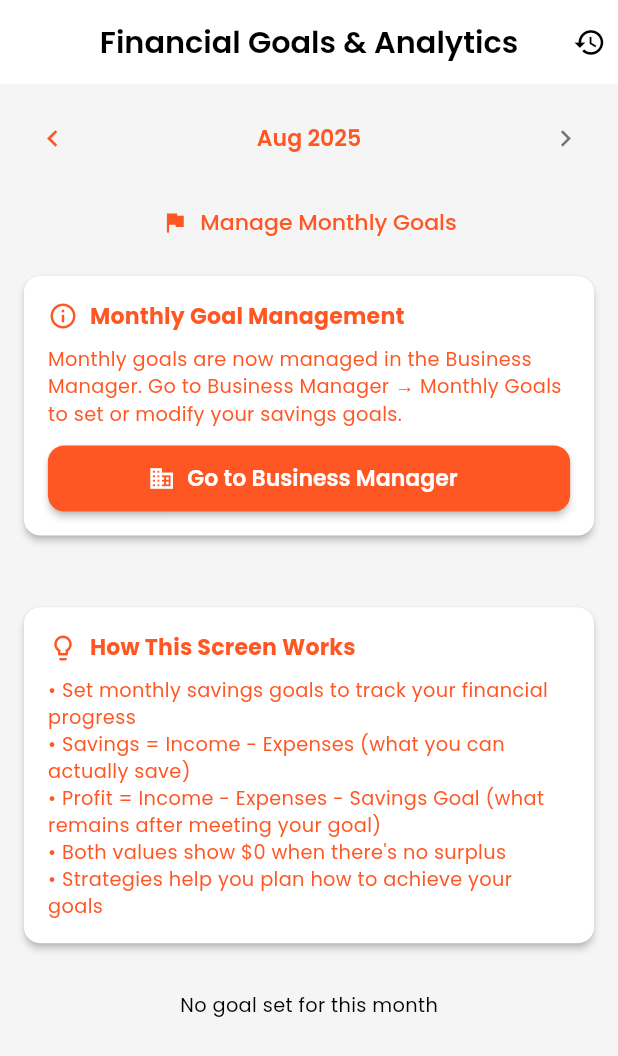
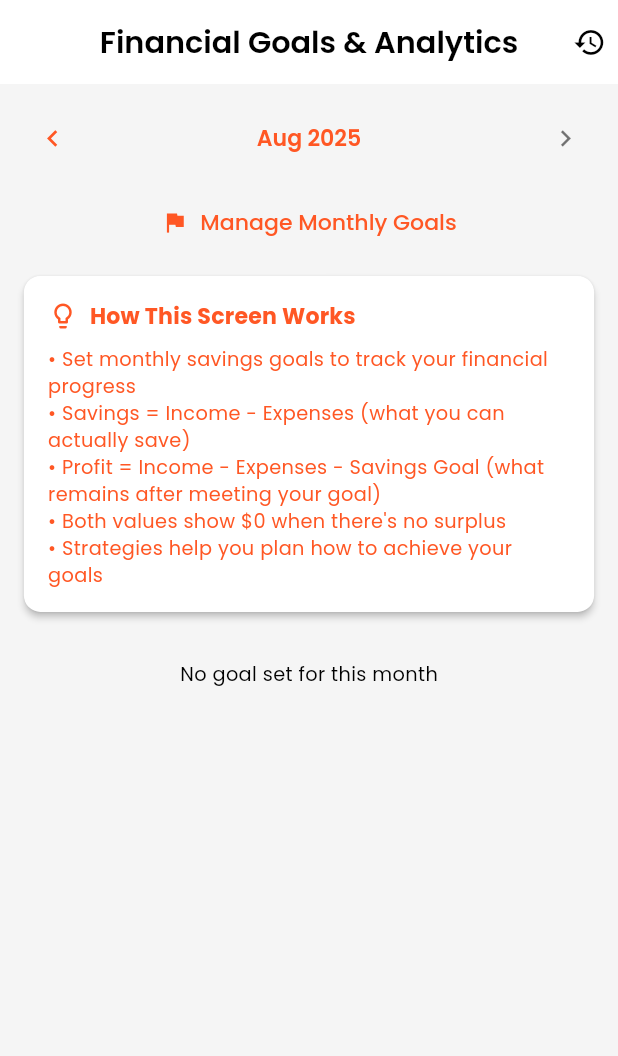
Before and after one commit to daniyalsaeed20/finance_manager, a Flutter app: the GoalsScreen screen opened by its route, on a phone screen of 412 x 824 dp. Shown: the top 1056 px of the screen. Run offline on Flutter 3.47's test engine with Material 3 defaults, Android fonts, the phone set to English and light mode, and no system bars; our stand-ins replace cloud_firestore, csv, equatable, firebase_auth, firebase_core, fl_chart and 9 more; accounts and stored records are empty; generated files the repository leaves out were written again.

Commit message:
Update goals screen: remove monthly goal management notice, simplify progress bar styling, and clean up tooltip formatting

```diff
--- a/lib/ui/dashboard/dashboard_screen.dart
+++ b/lib/ui/dashboard/dashboard_screen.dart
@@ -204,12 +204,12 @@ class _DashboardScreenState extends State<DashboardScreen> {
             // Progress Bar
             LinearProgressIndicator(
               value: progress.clamp(0.0, 1.0),
-              backgroundColor: Colors.grey[300],
-              valueColor: AlwaysStoppedAnimation<Color>(
-                isAchieved
-                    ? Theme.of(context).colorScheme.primary
-                    : Theme.of(context).colorScheme.primary,
-              ),
+               backgroundColor: Theme.of(
+                                      context,
+                                    ).colorScheme.secondary,
+                                    valueColor: AlwaysStoppedAnimation<Color>(
+                                      Theme.of(context).colorScheme.primary,
+                                    ),
               minHeight: 10,
             ),
 
--- a/lib/ui/goals/goals_screen.dart
+++ b/lib/ui/goals/goals_screen.dart
@@ -169,68 +169,6 @@ class _GoalsScreenState extends State<GoalsScreen> {
               ),
             ),
 
-            // Monthly Goal Management Notice
-            Card(
-              child: Padding(
-                padding: const EdgeInsets.all(16.0),
-                child: Column(
-                  crossAxisAlignment: CrossAxisAlignment.start,
-                  children: [
-                    Row(
-                      children: [
-                        Icon(
-                          Icons.info_outline,
-                          color: Theme.of(context).colorScheme.primary,
-                          size: 20,
-                        ),
-                        const SizedBox(width: 8),
-                        Text(
-                          'Monthly Goal Management',
-                          style: Theme.of(context).textTheme.titleMedium
-                              ?.copyWith(
-                                color: Theme.of(context).colorScheme.primary,
-                                fontWeight: FontWeight.bold,
-                              ),
-                        ),
-                      ],
-                    ),
-                    const SizedBox(height: 8),
-                    Text(
-                      'Monthly goals are now managed in the Business Manager. Go to Business Manager → Monthly Goals to set or modify your savings goals.',
-                      style: Theme.of(context).textTheme.bodyMedium?.copyWith(
-                        color: Theme.of(context).colorScheme.primary,
-                        height: 1.4,
-                      ),
-                    ),
-                    const SizedBox(height: 12),
-                    SizedBox(
-                      width: double.infinity,
-                      child: ElevatedButton.icon(
-                        onPressed: () {
-                          debugPrint(
-                            '🎯 Goals: Navigating to Business Manager (from card)',
-                          );
-                          context.push('/home/business');
-                        },
-                        icon: const Icon(Icons.business),
-                        label: const Text('Go to Business Manager'),
-                        style: ElevatedButton.styleFrom(
-                          backgroundColor: Theme.of(
-                            context,
-                          ).colorScheme.primary,
-                          foregroundColor: Theme.of(
-                            context,
-                          ).colorScheme.onPrimary,
-                        ),
-                      ),
-                    ),
-                  ],
-                ),
-              ),
-            ),
-
-            const SizedBox(height: 16),
-
             // How It Works Tip
             Card(
               child: Padding(
@@ -333,15 +271,9 @@ class _GoalsScreenState extends State<GoalsScreen> {
                                     value: progress.clamp(0.0, 1.0),
                                      backgroundColor: Theme.of(
                                       context,
-                                    ).colorScheme.surfaceVariant,
+                                    ).colorScheme.secondary,
                                     valueColor: AlwaysStoppedAnimation<Color>(
-                                      isAchieved
-                                          ? Theme.of(
-                                              context,
-                                            ).colorScheme.primary
-                                          : Theme.of(
-                                              context,
-                                            ).colorScheme.secondary,
+                                      Theme.of(context).colorScheme.primary,
                                     ),
                                     minHeight: 10,
                                   ),
--- a/lib/ui/goals/monthly_goal_history_screen.dart
+++ b/lib/ui/goals/monthly_goal_history_screen.dart
@@ -12,7 +12,8 @@ class MonthlyGoalHistoryScreen extends StatefulWidget {
   const MonthlyGoalHistoryScreen({super.key});
 
   @override
-  State<MonthlyGoalHistoryScreen> createState() => _MonthlyGoalHistoryScreenState();
+  State<MonthlyGoalHistoryScreen> createState() =>
+      _MonthlyGoalHistoryScreenState();
 }
 
 class _MonthlyGoalHistoryScreenState extends State<MonthlyGoalHistoryScreen> {
@@ -94,14 +95,19 @@ class _MonthlyGoalHistoryScreenState extends State<MonthlyGoalHistoryScreen> {
               children: [
                 Text(
                   _formatMonthYear(goal.monthKey),
-                  style: Theme.of(context).textTheme.titleLarge?.copyWith(
-                    fontWeight: FontWeight.bold,
-                  ),
+                  style: Theme.of(
+                    context,
+                  ).textTheme.titleLarge?.copyWith(fontWeight: FontWeight.bold),
                 ),
                 Container(
-                  padding: const EdgeInsets.symmetric(horizontal: 8, vertical: 4),
+                  padding: const EdgeInsets.symmetric(
+                    horizontal: 8,
+                    vertical: 4,
+                  ),
                   decoration: BoxDecoration(
-                    color: Theme.of(context).colorScheme.primary.withOpacity(0.1),
+                    color: Theme.of(
+                      context,
+                    ).colorScheme.primary.withOpacity(0.1),
                     borderRadius: BorderRadius.circular(12),
                   ),
                   child: Text(
@@ -193,8 +199,11 @@ class _MonthlyGoalHistoryScreenState extends State<MonthlyGoalHistoryScreen> {
                         const Spacer(),
                         Text(
                           '${percentage.toStringAsFixed(1)}%',
-                          style: Theme.of(context).textTheme.titleMedium?.copyWith(
-                            color: isAchieved ? Colors.green : Theme.of(context).colorScheme.primary,
+                          style: Theme.of(context).textTheme.titleMedium
+                              ?.copyWith(
+                                color: isAchieved
+                                    ? Colors.green
+                                    : Theme.of(context).colorScheme.primary,
                                 fontWeight: FontWeight.bold,
                               ),
                         ),
@@ -206,9 +215,9 @@ class _MonthlyGoalHistoryScreenState extends State<MonthlyGoalHistoryScreen> {
                     // Progress Bar
                     LinearProgressIndicator(
                       value: progress.clamp(0.0, 1.0),
-                      backgroundColor: Colors.grey[300],
+                      backgroundColor: Theme.of(context).colorScheme.secondary,
                       valueColor: AlwaysStoppedAnimation<Color>(
-                        isAchieved ? Colors.green : Theme.of(context).colorScheme.primary,
+                        Theme.of(context).colorScheme.primary,
                       ),
                       minHeight: 8,
                     ),
@@ -227,16 +236,18 @@ class _MonthlyGoalHistoryScreenState extends State<MonthlyGoalHistoryScreen> {
                           builder: (context, snapshot) {
                             return Text(
                               snapshot.data ?? 'Loading...',
-                              style: Theme.of(context).textTheme.bodyMedium?.copyWith(
-                                fontWeight: FontWeight.w500,
-                              ),
+                              style: Theme.of(context).textTheme.bodyMedium
+                                  ?.copyWith(fontWeight: FontWeight.w500),
                             );
                           },
                         ),
                         const Spacer(),
                         if (isAchieved)
                           Container(
-                            padding: const EdgeInsets.symmetric(horizontal: 8, vertical: 4),
+                            padding: const EdgeInsets.symmetric(
+                              horizontal: 8,
+                              vertical: 4,
+                            ),
                             decoration: BoxDecoration(
                               color: Colors.green.withOpacity(0.1),
                               borderRadius: BorderRadius.circular(12),
@@ -282,7 +293,8 @@ class _MonthlyGoalHistoryScreenState extends State<MonthlyGoalHistoryScreen> {
 
               const SizedBox(height: 8),
 
-              ...goal.strategies.map((strategy) => Padding(
+              ...goal.strategies.map(
+                (strategy) => Padding(
                   padding: const EdgeInsets.only(left: 28, bottom: 4),
                   child: Row(
                     children: [
@@ -298,14 +310,18 @@ class _MonthlyGoalHistoryScreenState extends State<MonthlyGoalHistoryScreen> {
                       Expanded(
                         child: Text(
                           strategy.title,
-                        style: Theme.of(context).textTheme.bodyMedium?.copyWith(
-                          color: Theme.of(context).colorScheme.onSurface.withOpacity(0.8),
+                          style: Theme.of(context).textTheme.bodyMedium
+                              ?.copyWith(
+                                color: Theme.of(
+                                  context,
+                                ).colorScheme.onSurface.withOpacity(0.8),
                               ),
                         ),
                       ),
                     ],
                   ),
-              )),
+                ),
+              ),
             ],
           ],
         ),
@@ -319,8 +335,18 @@ class _MonthlyGoalHistoryScreenState extends State<MonthlyGoalHistoryScreen> {
     final month = int.parse(parts[1]);
 
     const months = [
-      'January', 'February', 'March', 'April', 'May', 'June',
-      'July', 'August', 'September', 'October', 'November', 'December'
+      'January',
+      'February',
+      'March',
+      'April',
+      'May',
+      'June',
+      'July',
+      'August',
+      'September',
+      'October',
+      'November',
+      'December',
     ];
 
     return '${months[month - 1]} $year';
```
Lines whose indentation alone changed are shown as unchanged.
